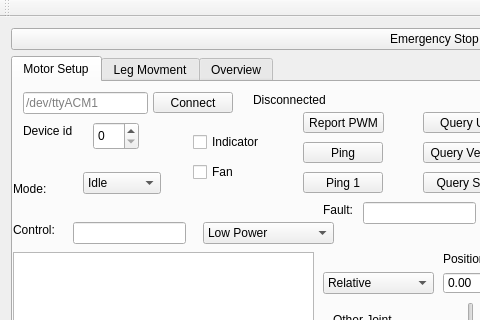
Old version of the form Bark/mainwindow.ui in the repository craftit/DogBotSoftware; both pictures show x 0 to 480 and y 0 to 320 of the 869 by 651 pixel window.
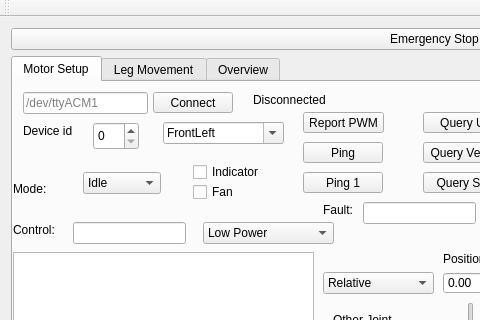
New version of the form. The open tabs and pages were chosen to show the change.

Commit message: Add naming of servos

Patch:
```diff
--- a/Bark/mainwindow.ui
+++ b/Bark/mainwindow.ui
@@ -232,7 +232,7 @@
         <property name="geometry">
          <rect>
           <x>180</x>
-          <y>50</y>
+          <y>80</y>
           <width>83</width>
           <height>20</height>
          </rect>
@@ -1118,7 +1118,7 @@
         <property name="geometry">
          <rect>
           <x>180</x>
-          <y>80</y>
+          <y>100</y>
           <width>83</width>
           <height>20</height>
          </rect>
@@ -1185,10 +1185,33 @@
          <string>Query Homed</string>
         </property>
        </widget>
+       <widget class="QComboBox" name="comboBoxServoName">
+        <property name="geometry">
+         <rect>
+          <x>150</x>
+          <y>40</y>
+          <width>121</width>
+          <height>22</height>
+         </rect>
+        </property>
+        <property name="editable">
+         <bool>true</bool>
+        </property>
+        <item>
+         <property name="text">
+          <string>FrontLeft</string>
+         </property>
+        </item>
+        <item>
+         <property name="text">
+          <string>FrontRight</string>
+         </property>
+        </item>
+       </widget>
       </widget>
       <widget class="QWidget" name="tab_2">
        <attribute name="title">
-        <string>Leg Movment</string>
+        <string>Leg Movement</string>
        </attribute>
        <widget class="QCheckBox" name="checkBoxBounce">
         <property name="geometry">
```
Left out of the diff: 2 changed lines with no effect on the pictures. The commit also changes 11 other files.
